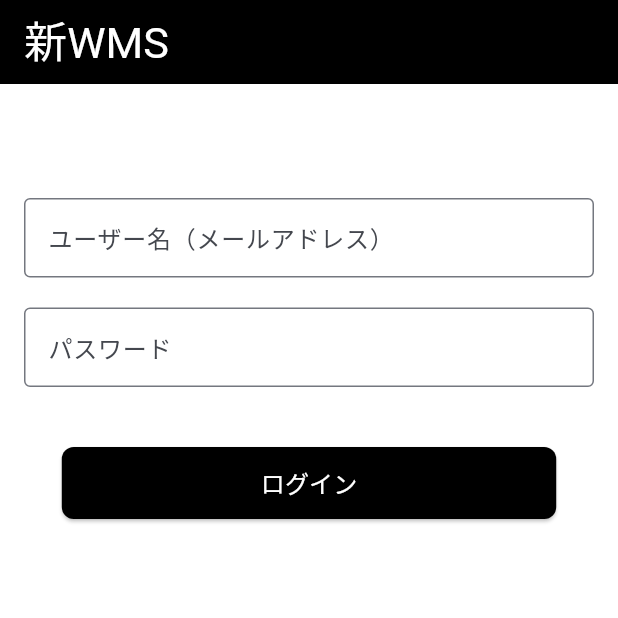
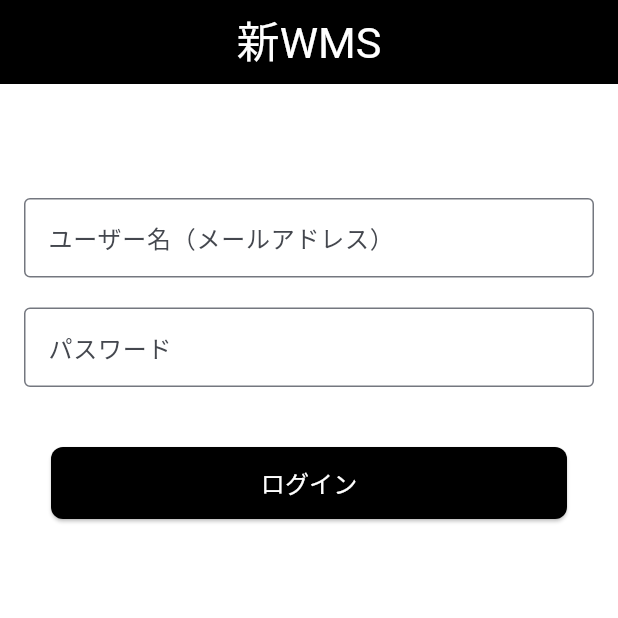
Before and after one commit to aungphyohtwe678/wms-mock-beginner, a Flutter app: the screen it shows after launch, on a phone screen of 412 x 824 dp, the top half of it. Run offline on Flutter 3.47's test engine with Material 3 defaults, Android fonts, the phone set to English and light mode, and no system bars; Roboto replaces fonts that are missing (Helvetica Neue).

Commit message:
web build

```diff
--- a/lib/main.dart
+++ b/lib/main.dart
@@ -73,6 +73,15 @@ class _LoginPageState extends State<LoginPage> {
   @override
   Widget build(BuildContext context) {
     return Scaffold(
+      backgroundColor: Colors.white,
+      body: Center(
+        child: Container(
+          width: 430, // iPhone 15サイズに固定
+          height: double.infinity, // 高さは伸ばす（スマホっぽく）
+          decoration: const BoxDecoration(
+            color: Colors.white,
+          ),
+          child: Scaffold(
             appBar: AppBar(
               backgroundColor: Colors.black,
               title: const Text(
@@ -83,18 +92,19 @@ class _LoginPageState extends State<LoginPage> {
                   fontFamily: 'Helvetica Neue',
                 ),
               ),
+              centerTitle: true,
             ),
             body: GestureDetector(
               onTap: () => FocusScope.of(context).unfocus(), // 画面タップでキーボード閉じる
               child: SingleChildScrollView(
                 child: Container(
-            height: MediaQuery.of(context).size.height - kToolbarHeight, // AppBar分を除く
+                  height: MediaQuery.of(context).size.height - kToolbarHeight,
                   padding: const EdgeInsets.all(16.0),
                   child: Column(
-              mainAxisAlignment: MainAxisAlignment.start, // 上寄せ
+                    mainAxisAlignment: MainAxisAlignment.start,
                     crossAxisAlignment: CrossAxisAlignment.center,
                     children: <Widget>[
-                const SizedBox(height: 60), // 上に余白を追加
+                      const SizedBox(height: 60),
                       TextField(
                         controller: _usernameController,
                         decoration: const InputDecoration(
@@ -122,12 +132,12 @@ class _LoginPageState extends State<LoginPage> {
                         ),
                       const SizedBox(height: 30),
                       SizedBox(
-                  width: MediaQuery.of(context).size.width * 0.8, // 幅80%
-                  height: 48, // ボタン高さ固定
+                        width: 344, // 430pxの80% → 大体これ
+                        height: 48,
                         child: ElevatedButton(
                           onPressed: _login,
                           style: ElevatedButton.styleFrom(
-                      backgroundColor: Colors.black, // ボタンを黒く
+                            backgroundColor: Colors.black,
                             foregroundColor: Colors.white,
                             shape: RoundedRectangleBorder(
                               borderRadius: BorderRadius.circular(8),
@@ -144,6 +154,9 @@ class _LoginPageState extends State<LoginPage> {
                 ),
               ),
             ),
+          ),
+        ),
+      ),
     );
   }
 }
```
Also changed, not shown: 21 other files. Lines whose indentation alone changed are shown as unchanged.
